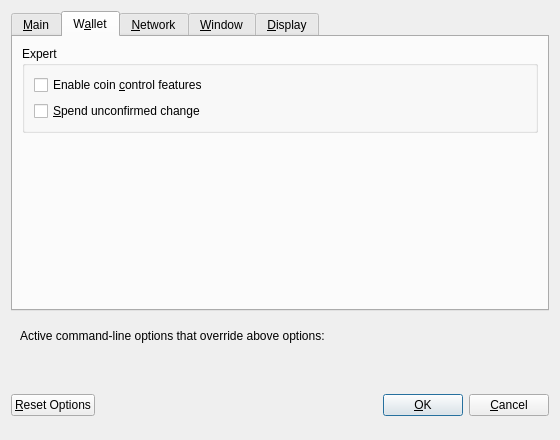
Before: the Qt Designer form src/qt/forms/optionsdialog.ui in HTMLCOIN/HTMLCOIN, drawn with Qt 5.
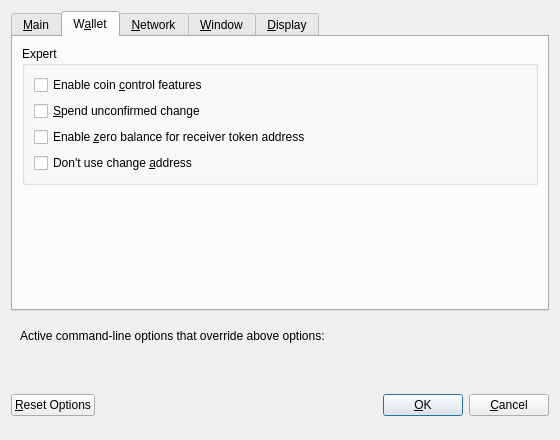
After: the same form once the commit is applied. The open tabs and pages were chosen to show the change. Custom widgets are drawn as their Qt base class.

Patch:
```diff
--- a/src/qt/forms/optionsdialog.ui
+++ b/src/qt/forms/optionsdialog.ui
@@ -203,6 +203,20 @@
             </property>
            </widget>
           </item>
+          <item>
+           <widget class="QCheckBox" name="zeroBalanceAddressToken">
+            <property name="text">
+             <string>Enable &amp;zero balance for receiver token address</string>
+            </property>
+           </widget>
+          </item>
+          <item>
+           <widget class="QCheckBox" name="notUseChangeAddress">
+            <property name="text">
+             <string>Don't use change &amp;address</string>
+            </property>
+           </widget>
+          </item>
          </layout>
         </widget>
        </item>
```
